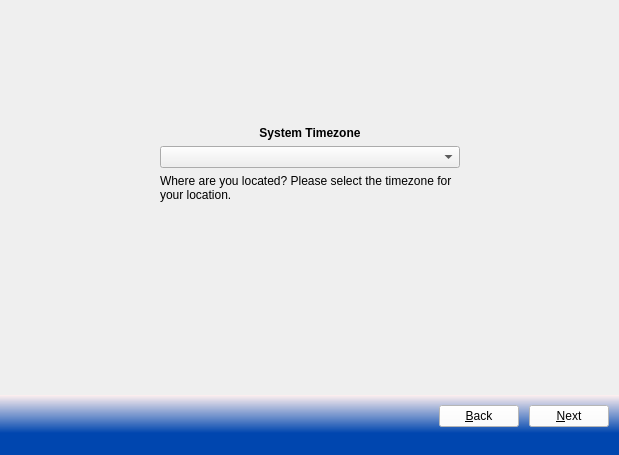
Qt form src-qt4/pc-firstbootgui/firstboot.ui (trueos/pcbsd) before a commit.
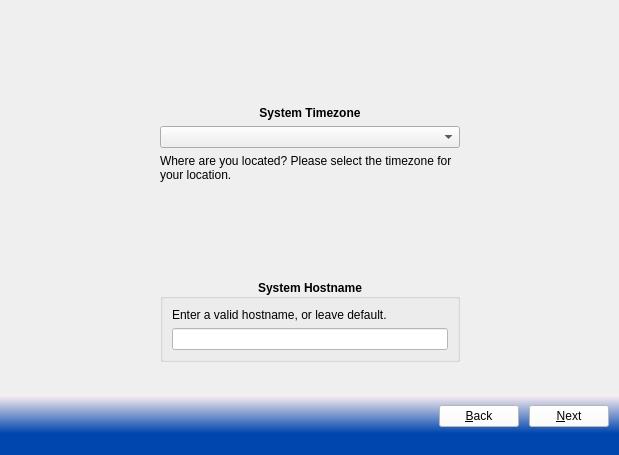
The same form after that commit. The open tabs and pages were chosen to show the change. Icons and pictures are not drawn.

Commit message: Add field to set the systems hostname at first boot wizard

Patch:
```diff
--- a/src-qt4/pc-firstbootgui/firstboot.ui
+++ b/src-qt4/pc-firstbootgui/firstboot.ui
@@ -173,7 +173,7 @@
           <property name="sizeHint" stdset="0">
            <size>
             <width>20</width>
-            <height>50</height>
+            <height>30</height>
            </size>
           </property>
          </spacer>
@@ -306,6 +306,22 @@
             </property>
            </widget>
           </item>
+          <item>
+           <spacer name="verticalSpacer_17">
+            <property name="orientation">
+             <enum>Qt::Vertical</enum>
+            </property>
+            <property name="sizeType">
+             <enum>QSizePolicy::Fixed</enum>
+            </property>
+            <property name="sizeHint" stdset="0">
+             <size>
+              <width>20</width>
+              <height>10</height>
+             </size>
+            </property>
+           </spacer>
+          </item>
           <item>
            <spacer name="verticalSpacer_11">
             <property name="orientation">
@@ -319,6 +335,76 @@
             </property>
            </spacer>
           </item>
+          <item>
+           <widget class="QLabel" name="label_23">
+            <property name="minimumSize">
+             <size>
+              <width>0</width>
+              <height>55</height>
+             </size>
+            </property>
+            <property name="maximumSize">
+             <size>
+              <width>16777215</width>
+              <height>55</height>
+             </size>
+            </property>
+            <property name="styleSheet">
+             <string notr="true">border: transparent;
+background: transparent;</string>
+            </property>
+            <property name="text">
+             <string/>
+            </property>
+            <property name="textFormat">
+             <enum>Qt::AutoText</enum>
+            </property>
+            <property name="pixmap">
+             <pixmap resource="pc-firstboot.qrc">:/modules/images/network.png</pixmap>
+            </property>
+            <property name="alignment">
+             <set>Qt::AlignCenter</set>
+            </property>
+           </widget>
+          </item>
+          <item>
+           <widget class="QGroupBox" name="groupBox">
+            <property name="font">
+             <font>
+              <weight>75</weight>
+              <bold>true</bold>
+             </font>
+            </property>
+            <property name="styleSheet">
+             <string notr="true">background: transparent;</string>
+            </property>
+            <property name="title">
+             <string>System Hostname</string>
+            </property>
+            <property name="alignment">
+             <set>Qt::AlignCenter</set>
+            </property>
+            <layout class="QGridLayout" name="gridLayout_10">
+             <item row="1" column="0">
+              <widget class="QLabel" name="label_18">
+               <property name="text">
+                <string>Enter a valid hostname, or leave default.</string>
+               </property>
+               <property name="wordWrap">
+                <bool>true</bool>
+               </property>
+              </widget>
+             </item>
+             <item row="2" column="0">
+              <widget class="QLineEdit" name="lineHostname">
+               <property name="styleSheet">
+                <string notr="true">background-color: rgb(255, 255, 255);</string>
+               </property>
+              </widget>
+             </item>
+            </layout>
+           </widget>
+          </item>
          </layout>
         </item>
         <item row="3" column="1">
```
Left out of the diff: 2 changed lines with no effect on the pictures. The commit also changes 2 other files.
